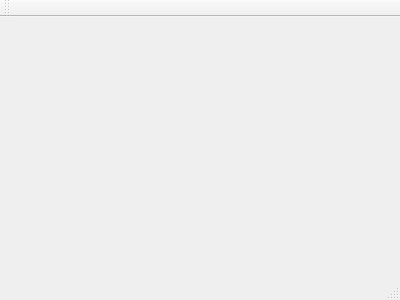
Above: mainwindow.ui from lustigepepe/qtWebEngine before the change. Below: the same form after it.
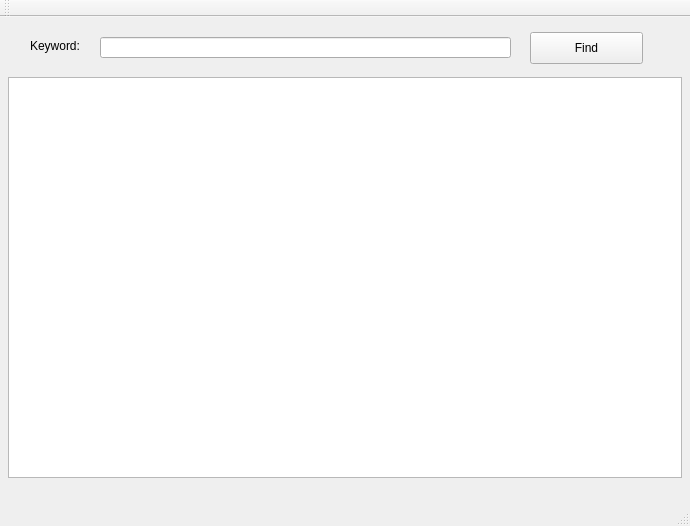
That is the form after the change.

Commit message: Widget find Text

The edit to the form file:
```diff
--- a/mainwindow.ui
+++ b/mainwindow.ui
@@ -1,24 +1,104 @@
 <ui version="4.0">
  <class>MainWindow</class>
- <widget class="QMainWindow" name="MainWindow" >
-  <property name="geometry" >
+ <widget class="QMainWindow" name="MainWindow">
+  <property name="geometry">
    <rect>
     <x>0</x>
     <y>0</y>
-    <width>400</width>
-    <height>300</height>
+    <width>690</width>
+    <height>526</height>
    </rect>
   </property>
   <property name="windowTitle" >
    <string>MainWindow</string>
   </property>
-  <widget class="QMenuBar" name="menuBar" />
-  <widget class="QToolBar" name="mainToolBar" />
-  <widget class="QWidget" name="centralWidget" />
-  <widget class="QStatusBar" name="statusBar" />
+  <widget class="QWidget" name="centralWidget">
+   <widget class="QWidget" name="verticalLayoutWidget">
+    <property name="geometry">
+     <rect>
+      <x>10</x>
+      <y>10</y>
+      <width>661</width>
+      <height>41</height>
+     </rect>
+    </property>
+    <layout class="QVBoxLayout" name="verticalLayout">
+     <property name="topMargin">
+      <number>7</number>
+     </property>
+     <property name="bottomMargin">
+      <number>7</number>
+     </property>
+    </layout>
+   </widget>
+   <widget class="QTextEdit" name="textEdit">
+    <property name="geometry">
+     <rect>
+      <x>8</x>
+      <y>60</y>
+      <width>674</width>
+      <height>401</height>
+     </rect>
+    </property>
+   </widget>
+   <widget class="QLabel" name="label">
+    <property name="geometry">
+     <rect>
+      <x>30</x>
+      <y>21</y>
+      <width>60</width>
+      <height>16</height>
+     </rect>
+    </property>
+    <property name="text">
+     <string>Keyword:</string>
+    </property>
+   </widget>
+   <widget class="QPushButton" name="pushButton">
+    <property name="geometry">
+     <rect>
+      <x>530</x>
+      <y>15</y>
+      <width>113</width>
+      <height>32</height>
+     </rect>
+    </property>
+    <property name="text">
+     <string>Find</string>
+    </property>
+   </widget>
+   <widget class="QLineEdit" name="lineEdit">
+    <property name="geometry">
+     <rect>
+      <x>100</x>
+      <y>20</y>
+      <width>411</width>
+      <height>21</height>
+     </rect>
+    </property>
+   </widget>
+  </widget>
+  <widget class="QMenuBar" name="menuBar">
+   <property name="geometry">
+    <rect>
+     <x>0</x>
+     <y>0</y>
+     <width>690</width>
+     <height>22</height>
+    </rect>
+   </property>
+  </widget>
+  <widget class="QToolBar" name="mainToolBar">
+   <attribute name="toolBarArea">
+    <enum>TopToolBarArea</enum>
+   </attribute>
+   <attribute name="toolBarBreak">
+    <bool>false</bool>
+   </attribute>
+  </widget>
+  <widget class="QStatusBar" name="statusBar"/>
  </widget>
- <layoutDefault spacing="6" margin="11" />
- <pixmapfunction></pixmapfunction>
+ <layoutdefault spacing="6" margin="11"/>
  <resources/>
  <connections/>
 </ui>
```
Left out of the diff: 3 changed lines with no effect on the pictures. The commit also changes 5 other files.
